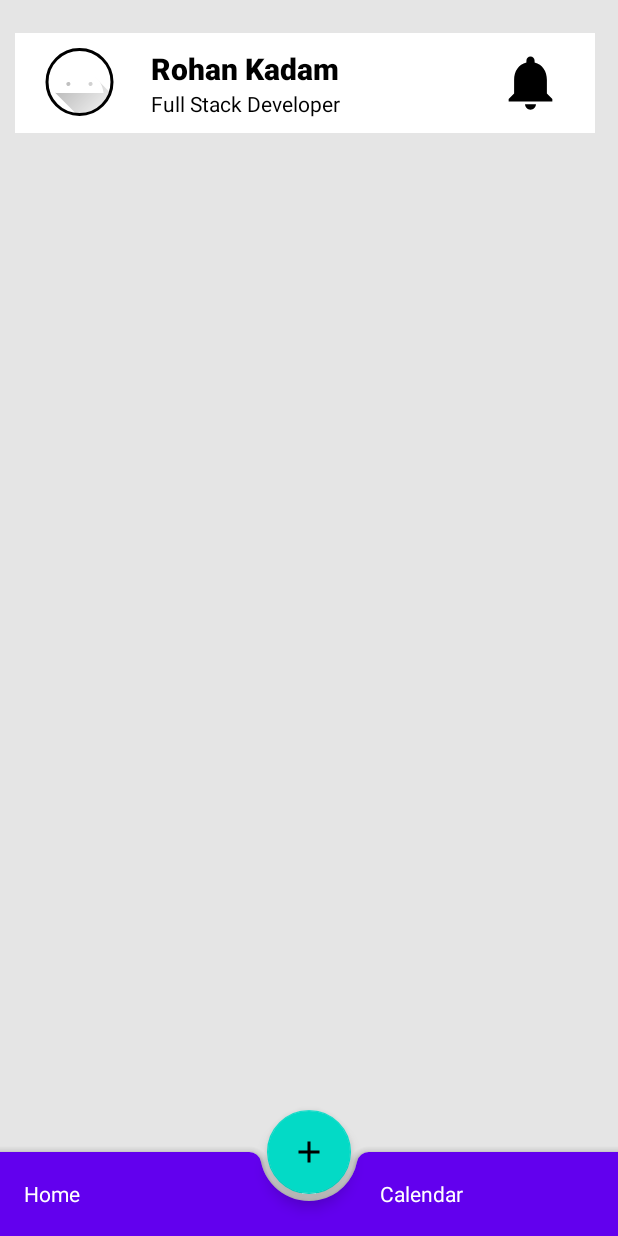
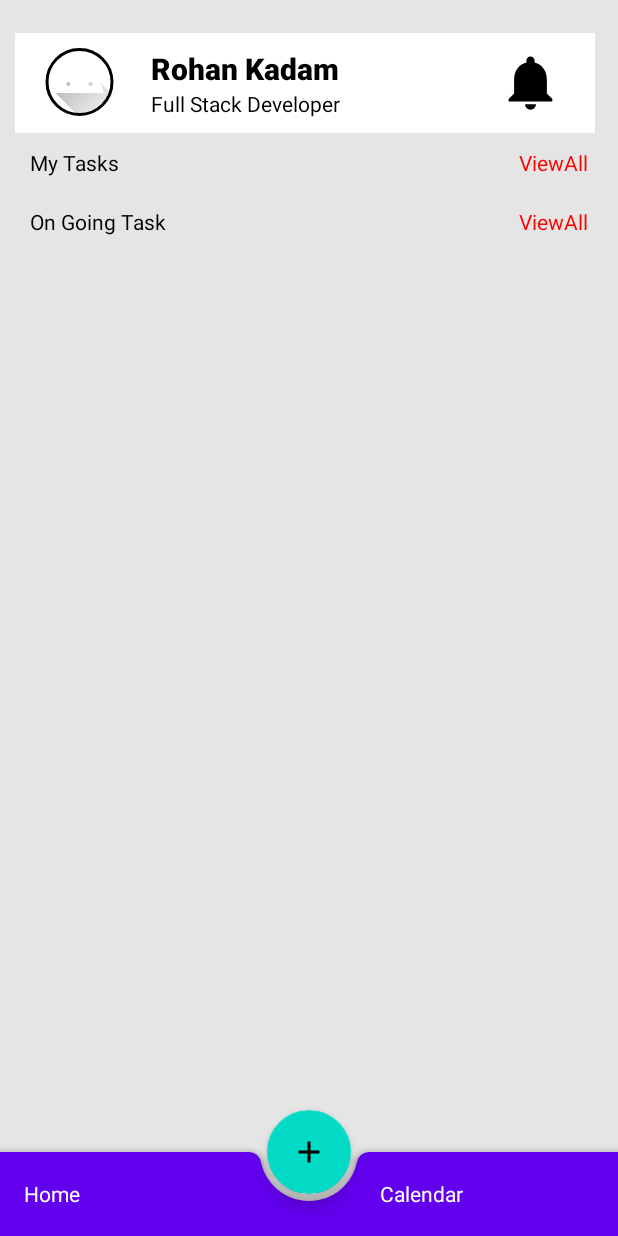
Before and after one commit to Rohan2596/Taskio, an Android app: the screen it shows after launch (MainActivity), on a phone screen of 412 x 824 dp. Run offline under Robolectric (Android 15) with nearby library versions, the phone set to English and light mode, and no system bars; our stand-ins replace CircleImageView.

Commit message:
ADDED:My Task and Current Task Layout to application.

```diff
--- a/app/src/main/res/layout/activity_main.xml
+++ b/app/src/main/res/layout/activity_main.xml
@@ -14,8 +14,11 @@
         android:background="#e5e5e5"
         android:layout_marginTop="12dp"
         android:padding="10dp">
-
+        <RelativeLayout
+            android:layout_width="match_parent"
+            android:layout_height="wrap_content">
             <LinearLayout
+                android:id="@+id/profile_layout"
                 android:layout_width="wrap_content"
                 android:layout_height="wrap_content"
                 android:background="#fff"
@@ -70,6 +73,63 @@
                     android:layout_gravity="end"
                     android:src="@drawable/ic_notification_foreground" />
             </LinearLayout>
+            <LinearLayout
+                android:layout_below="@id/profile_layout"
+                android:padding="10dp"
+                android:id="@+id/mytask_layout"
+                android:layout_width="match_parent"
+                android:layout_height="wrap_content"
+                android:orientation="horizontal"
+                >
+
+                <TextView
+                    android:id="@+id/mytask"
+                    android:layout_width="wrap_content"
+                    android:layout_height="wrap_content"
+                    android:layout_weight="1"
+                    android:textColor="#000"
+                    android:text="My Tasks" />
+                <TextView
+                    android:id="@+id/my_viewAll"
+                    android:layout_width="wrap_content"
+                    android:layout_height="wrap_content"
+                    android:layout_weight="1"
+                    android:textColor="#ff0000"
+                    android:textAlignment="textEnd"
+                    android:text="ViewAll"
+                    android:layout_gravity="end" />
+            </LinearLayout>
+
+
+            <LinearLayout
+                android:layout_below="@id/mytask_layout"
+                android:padding="10dp"
+                android:id="@+id/current_layout"
+                android:layout_width="match_parent"
+                android:layout_height="wrap_content"
+                android:orientation="horizontal"
+                >
+
+                <TextView
+                    android:id="@+id/current_task"
+                    android:layout_width="wrap_content"
+                    android:layout_height="wrap_content"
+                    android:layout_weight="1"
+                    android:textColor="#000"
+                    android:text="On Going Task" />
+                <TextView
+                    android:id="@+id/current_all"
+                    android:layout_width="wrap_content"
+                    android:layout_height="wrap_content"
+                    android:layout_weight="1"
+                    android:textColor="#ff0000"
+                    android:textAlignment="textEnd"
+                    android:text="ViewAll"
+                    android:layout_gravity="end" />
+            </LinearLayout>
+
+        </RelativeLayout>
+
 
     </ScrollView>
 
```
Lines whose indentation alone changed are shown as unchanged.
